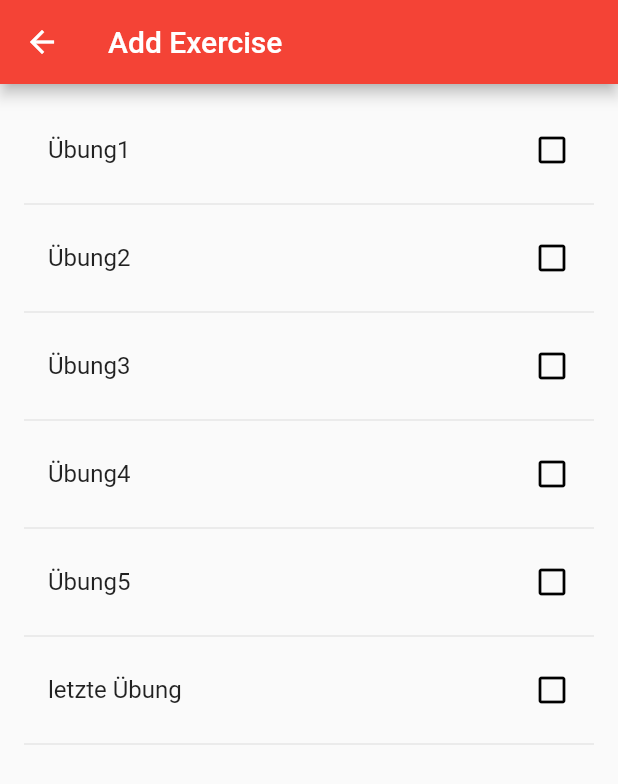
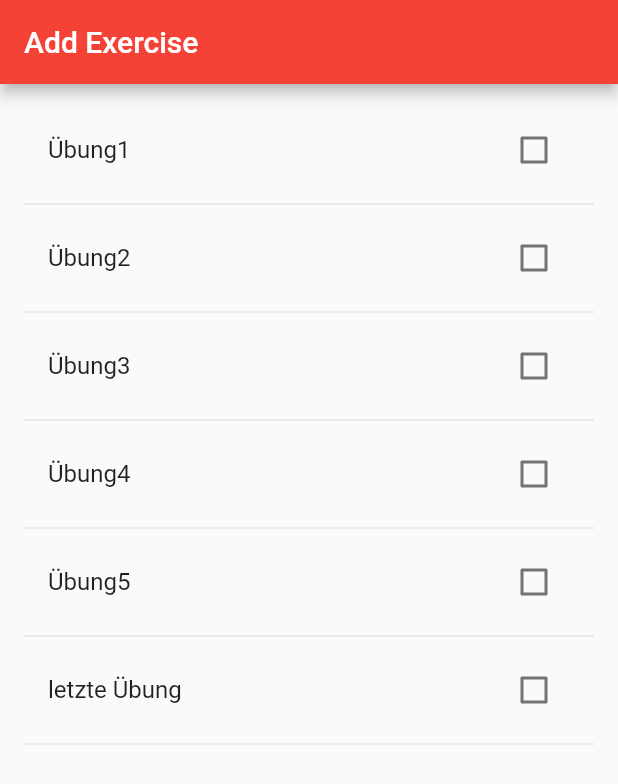
Before and after one commit to TorbenStriegel/Fit4You-FitnessApp, a Flutter app: the screen it shows after launch, after a tap on "Add Exercise", on a phone screen of 412 x 824 dp. Shown: the top 784 px of the screen. Run offline on Flutter 3.47's test engine with Material 2 defaults, Android fonts, the phone set to English and light mode, and no system bars; missing offline and left inert: dart:html.

Commit message:
Anlegen einer zweiten Page

```diff
--- a/lib/main.dart
+++ b/lib/main.dart
@@ -1,6 +1,7 @@
 import 'dart:html';
 
 import 'package:flutter/material.dart';
+import 'package:fit4you/secondPage.dart';
 
 void main() {
   runApp(MyApp());
@@ -15,16 +16,19 @@ class MyApp extends StatelessWidget {
         theme: ThemeData(
           primarySwatch: Colors.red,
         ),
-        home: ExerciseGenerator());
+        home: firstPageExerciseGenerator());
+
   }
 }
 
-class ExerciseGenerator extends StatefulWidget {
+class firstPageExerciseGenerator extends StatefulWidget {
   @override
   State<StatefulWidget> createState() => _ExerciseName();
 }
 
-class _ExerciseName extends State<ExerciseGenerator> {
+
+
+class _ExerciseName extends State<firstPageExerciseGenerator> {
   List<String> _exercisePersonal = <String>[];
   List<String> _exerciseAll = <String>[
     "Übung1",
@@ -37,19 +41,23 @@ class _ExerciseName extends State<ExerciseGenerator> {
   bool isChecked = false;
 
 
-
   @override
   Widget build(BuildContext context) {
     return Scaffold(
-      appBar: AppBar(
-        title: Text('Fit4You'),
-      ),
-      body:   Column(
-        mainAxisAlignment: MainAxisAlignment.spaceBetween,
-        children: [Text("data"),Flexible(child: _buildPersonalExercisesList()),
-          TextButton(onPressed: () {_addExercise();},
-              child: Text ("Add Exercise"))],
-      )
+        appBar: AppBar(
+          title: Text('Fit4You'),
+        ),
+        body: Column(
+          mainAxisAlignment: MainAxisAlignment.spaceBetween,
+          children: [
+            Text("data"),
+            Flexible(child: _buildPersonalExercisesList()),
+            TextButton(onPressed: () {
+              _addExercise();
+            },
+                child: Text("Add Exercise"))
+          ],
+        )
     );
   }
 
@@ -72,53 +80,16 @@ class _ExerciseName extends State<ExerciseGenerator> {
       trailing: Icon(Icons.abc),
       onTap: () {
         setState(() {
-          //_addexercise(_exercisePersonal);
+          _addExercise();
         });
       },
     );
   }
 
-  Widget _buildListToAddExercises() {
-    List<String> _exerciseAllCopy = [..._exerciseAll];
-    //_exerciseAllCopy.removeWhere((item) => _exercisePersonal.contains(item));
-    return ListView.builder(
-      itemCount: _exerciseAllCopy.length * 2,
-      padding: EdgeInsets.all(16),
-      itemBuilder: (context, i) {
-        if (i.isOdd) {
-          return Divider();
-        }
-        return _buildRowToAddExercises(_exerciseAllCopy[i ~/ 2]);
-      },
-    );
+  void _addExercise() {
+    Navigator.push(context, MaterialPageRoute(builder: (context) {
+      return const SecondPage(title: 'SecondPage');
+    }));
   }
 
-  Widget _buildRowToAddExercises(String exercise) {
-    bool isInPersonalExerciseList = _exercisePersonal.contains(exercise);
-    return ListTile(
-      title: Text(exercise),
-      trailing: Icon(
-          isInPersonalExerciseList || isChecked ? Icons.check_box : Icons.check_box_outline_blank,
-          color: Colors.black),
-      onTap: () {
-        setState(() {
-          isChecked = true;
-          _exercisePersonal.add(exercise);
-
-        });
-      },
-    );
-  }
-  void _addExercise() {
-    Navigator.of(context).push(
-      MaterialPageRoute<void>(builder: (BuildContext context) {
-        return Scaffold (
-          appBar: AppBar (
-            title: Text("Add Exercise"),
-          ),
-          body: _buildListToAddExercises(),
-        );
-      }),
-    );
-  }
 }
--- /dev/null
+++ b/lib/secondPage.dart
@@ -0,0 +1,91 @@
+import 'dart:html';
+
+import 'package:flutter/material.dart';
+
+
+class SecondPage extends StatelessWidget {
+  final String title;
+  const SecondPage({Key? key, required this.title}) : super(key: key);
+
+
+  @override
+  Widget build(BuildContext context) {
+    bool test = true;
+    return MaterialApp(
+        title: 'Flutter Demo',
+        theme: ThemeData(
+          primarySwatch: Colors.red,
+        ),
+        home: secondPageExerciseGenerator());
+  }
+  }
+class secondPageExerciseGenerator extends StatefulWidget {
+  @override
+  State<StatefulWidget> createState() => _ExerciseName();
+}
+
+class _ExerciseName extends State<secondPageExerciseGenerator> {
+  List<String> _exercisePersonal = <String>[];
+  List<String> _exerciseAll = <String>[
+    "Übung1",
+    "Übung2",
+    "Übung3",
+    "Übung4",
+    "Übung5",
+    "letzte Übung",
+  ];
+  bool isChecked = false;
+
+  get test => null;
+
+
+
+  @override
+  Widget build(BuildContext context) {
+    return Scaffold (
+        appBar: AppBar (
+          title: Text("Add Exercise"),
+        ),
+        body: _buildListToAddExercises(),
+    );
+  }
+
+  Widget _buildListToAddExercises() {
+    List<String> _exerciseAllCopy = [..._exerciseAll];
+    //_exerciseAllCopy.removeWhere((item) => _exercisePersonal.contains(item));
+    return ListView.builder(
+      itemCount: _exerciseAllCopy.length * 2,
+      padding: EdgeInsets.all(16),
+      itemBuilder: (context, i) {
+        if (i.isOdd) {
+          return Divider();
+        }
+        return _buildRowToAddExercises(_exerciseAllCopy[i ~/ 2]);
+      },
+    );
+  }
+
+  Widget _checkbox(bool isInPersonalExerciseList) {
+    return Checkbox (value: isInPersonalExerciseList, onChanged:(value) => { value = !isInPersonalExerciseList, print(value)});
+  }
+
+
+
+  Widget _buildRowToAddExercises(String exercise) {
+    bool isInPersonalExerciseList = _exercisePersonal.contains(exercise);
+    return ListTile(
+      title: Text(exercise),
+      trailing: _checkbox(isInPersonalExerciseList),
+
+     /* Icon(
+          isInPersonalExerciseList || isChecked ? Icons.check_box : Icons.check_box_outline_blank,
+          color: Colors.black), */
+      onTap: () {
+        setState(() {
+          _checkbox(true);
+          _exercisePersonal.add(exercise);
+        });
+      },
+    );
+  }
+}
```
